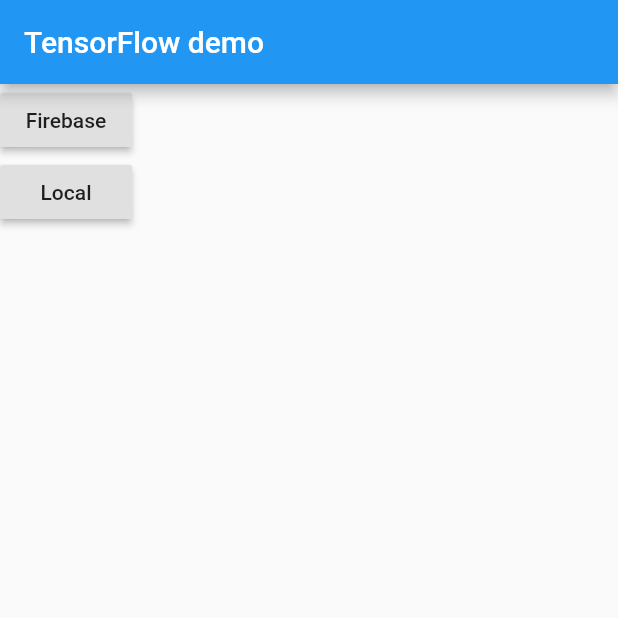
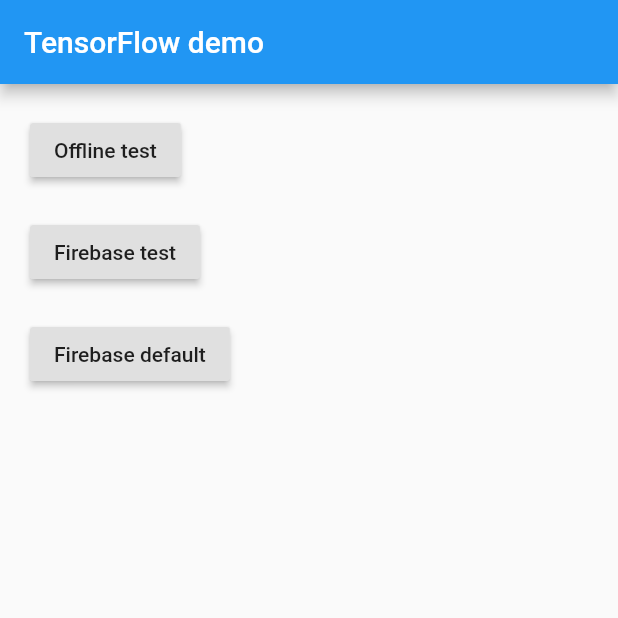
Before and after one commit to jargalbat/tflite_demo, a Flutter app: the screen it shows after launch, on a phone screen of 412 x 824 dp, the top half of it. Run offline on Flutter 3.47's test engine with Material 2 defaults, Android fonts, the phone set to English and light mode, and no system bars; our stand-ins replace image_picker; missing offline and left inert: tflite; project files that could hold a hidden picture were left out.

Commit message:
start now

```diff
--- a/lib/main.dart
+++ b/lib/main.dart
@@ -1,4 +1,5 @@
 import 'package:flutter/material.dart';
+import 'package:tflite_demo/tf_firebase_route.dart';
 import 'package:tflite_demo/tf_local_route.dart';
 
 void main() => runApp(new App());
@@ -23,21 +24,40 @@ class _HomeRouteState extends State<HomeRoute> {
     return Scaffold(
       appBar: AppBar(title: Text('TensorFlow demo')),
       body: SingleChildScrollView(
+        child: Container(
+          padding: EdgeInsets.all(20.0),
           child: Column(
+            crossAxisAlignment: CrossAxisAlignment.start,
             children: [
+              /// Offline
               RaisedButton(
-              child: Text('Firebase'),
+                child: Text('Offline test'),
                 onPressed: () {
                   Navigator.push(context, MaterialPageRoute(builder: (context) => TfLocalRoute()));
                 },
               ),
+
+              SizedBox(height: 20.0),
+
+              /// Firebase
               RaisedButton(
-              child: Text('Local'),
+                child: Text('Firebase test'),
                 onPressed: () {
-                Navigator.push(context, MaterialPageRoute(builder: (context) => TfLocalRoute()));
+                  Navigator.push(context, MaterialPageRoute(builder: (context) => TfFirebaseRoute()));
                 },
-            )
+              ),
+
+              SizedBox(height: 20.0),
+
+              /// Firebase
+              RaisedButton(
+                child: Text('Firebase default'),
+                onPressed: () {
+                  Navigator.push(context, MaterialPageRoute(builder: (context) => TfFirebaseRoute()));
+                },
+              ),
             ],
+          ),
         ),
       ),
     );
```
Also changed, not shown: lib/tf_firebase_route.dart (added, +37 -0 lines), pubspec.yaml (+7 -5 lines), lib/helpers/local_helper.dart (deleted). Lines whose indentation alone changed are shown as unchanged.
